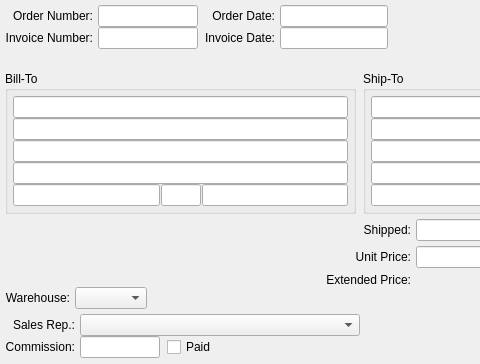
Above: guiclient/salesHistoryInformation.ui from Pegasus-RPG/xtuple-client before the change; both pictures show x 0 to 480 and y 0 to 364 of the 719 by 364 pixel window. Below: the same form after it.
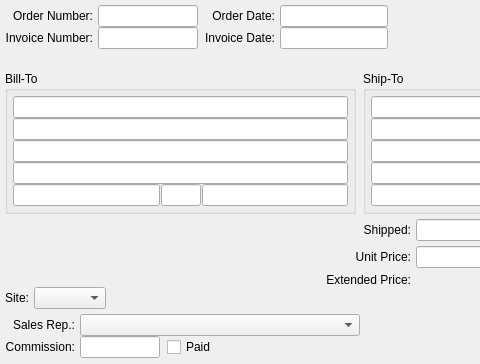
That is the form after the change. Custom widgets are drawn as their Qt base class.

Commit message: issue #6692:first pass for changing "Warehouse" to "Site"

What changed in the file:
```diff
--- a/guiclient/salesHistoryInformation.ui
+++ b/guiclient/salesHistoryInformation.ui
@@ -528,7 +528,7 @@
            <item>
             <widget class="QLabel" name="_warehouseLit" >
              <property name="text" >
-              <string>Warehouse:</string>
+              <string>Site:</string>
              </property>
              <property name="alignment" >
               <set>Qt::AlignRight|Qt::AlignTrailing|Qt::AlignVCenter</set>
```
The commit also changes 201 other files.
